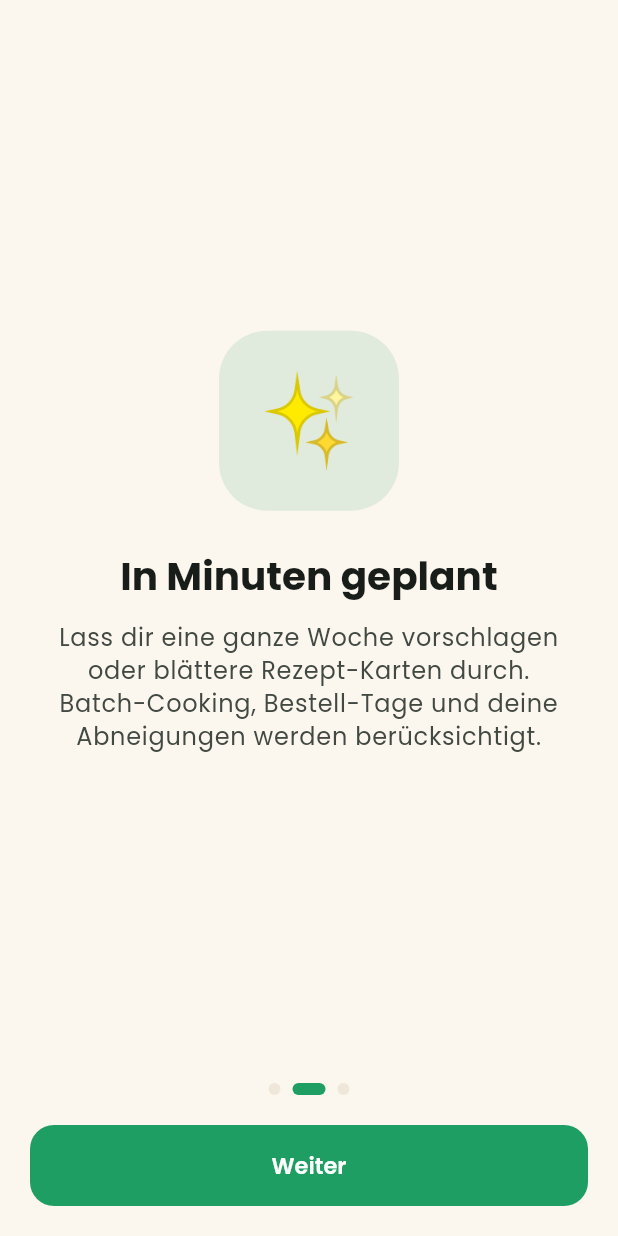
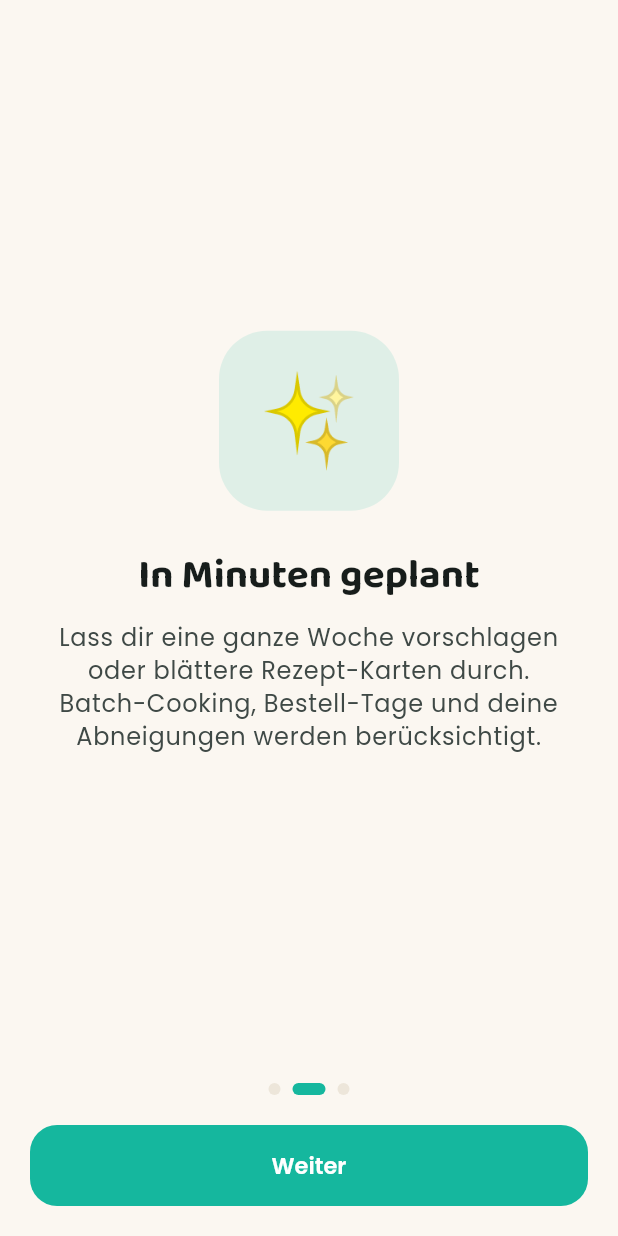
Before and after one commit to JuliaCaroSeufert/recipe-app, a Flutter app: the screen it shows after launch, after a tap on "Weiter", on a phone screen of 412 x 824 dp. Run offline on Flutter 3.47's test engine with Material 3 defaults, Android fonts, the phone set to English and light mode, and no system bars; our stand-ins replace shared_preferences; missing offline and left inert: receive_sharing_intent; network calls fail.

Commit message:
Design-Overhaul nach Vorlage: Farben, Typo, Gradient, Nährwert-Chips
- Neue Palette: frisches Teal-Grün (Primär) + Lila + Pink Akzente, warme
  Fläche; Buttons/Nav/Chips/Cards runder und farbiger
- Verspielte Display-Schrift (Baloo 2, gebündelt) für Überschriften,
  Poppins für Fließtext
- "Heute" mit farbigem Gradient-Hero-Kopf
- Nährwert-Chips mit Farbpunkten (Protein, Eisen, Calcium, Ballaststoffe,
  Vitamin C) auf Rezeptkarten, Auswahl-Karte und im Detail – wie die Vorlage

flutter analyze clean; 17 tests pass; web build verified.

Co-Authored-By: Claude Opus 4.8 <noreply@anthropic.com>
Claude-Session: https://claude.ai/code/session_01ChZXm5JpS15TTPx2LapPMm

```diff
--- a/lib/screens/plan/meal_picker.dart
+++ b/lib/screens/plan/meal_picker.dart
@@ -7,6 +7,7 @@ import '../../models/week_plan.dart';
 import '../../state/app_state.dart';
 import '../../theme.dart';
 import '../../utils/dates.dart';
+import '../../widgets/nutrient_dots.dart';
 import '../../widgets/recipe_photo.dart';
 import '../../widgets/ui_kit.dart';
 
@@ -217,6 +218,8 @@ class _BigCard extends StatelessWidget {
                     overflow: TextOverflow.ellipsis,
                     style: Theme.of(context).textTheme.titleLarge),
                 const SizedBox(height: 10),
+                NutrientDots(recipe: recipe),
+                const SizedBox(height: 10),
                 Wrap(
                   spacing: 8,
                   runSpacing: 8,
@@ -224,7 +227,7 @@ class _BigCard extends StatelessWidget {
                     for (final h in recipe.highlights)
                       Pill(h,
                           color: AppColors.greenDeep,
-                          background: const Color(0x141E9E63)),
+                          background: const Color(0x1415B79E)),
                     Pill('${recipe.prepMinutes} Min',
                         icon: Icons.schedule_rounded),
                     Pill('${recipe.nutritionPerServing.kcal.round()} kcal',
--- a/lib/screens/recipes/recipe_detail.dart
+++ b/lib/screens/recipes/recipe_detail.dart
@@ -6,6 +6,7 @@ import '../../models/week_plan.dart';
 import '../../state/app_state.dart';
 import '../../theme.dart';
 import '../../utils/dates.dart';
+import '../../widgets/nutrient_dots.dart';
 import '../../widgets/nutrition_widgets.dart';
 import '../../widgets/recipe_photo.dart';
 import '../../widgets/ui_kit.dart';
@@ -103,7 +104,7 @@ class _RecipeDetailScreenState extends State<RecipeDetailScreen> {
                           icon: Icons.local_fire_department_rounded),
                       if (recipe.isVegan)
                         const Pill('vegan',
-                            background: Color(0x1A1E9E63),
+                            background: Color(0x1A15B79E),
                             color: AppColors.greenDeep)
                       else if (recipe.isVegetarian)
                         const Pill('vegetarisch'),
@@ -112,6 +113,9 @@ class _RecipeDetailScreenState extends State<RecipeDetailScreen> {
                             icon: Icons.inventory_2_outlined),
                     ],
                   ),
+
+                  const SizedBox(height: 12),
+                  NutrientDots(recipe: recipe, max: 5),
 
                   const SizedBox(height: 20),
                   // Quick nutrition rings (per serving vs daily need).
--- a/lib/theme.dart
+++ b/lib/theme.dart
@@ -1,30 +1,38 @@
 import 'package:flutter/material.dart';
 
-/// Central colour palette — fresh, appetising, friendly.
+/// Vibrant, modern, friendly palette (teal-green + purple + pink accents).
 class AppColors {
-  static const green = Color(0xFF1E9E63); // primary (fresh herb green)
-  static const greenDeep = Color(0xFF147A4B);
-  static const coral = Color(0xFFFF6F4E); // warm accent
-  static const amber = Color(0xFFF6A723); // lunch / energy
-  static const berry = Color(0xFF8E5BD9); // dinner / variety
-  static const cream = Color(0xFFFBF6EE); // light background
+  static const green = Color(0xFF15B79E); // primary – fresh teal-green
+  static const greenDeep = Color(0xFF0E9384);
+  static const purple = Color(0xFF7A5AF8); // accent
+  static const berry = Color(0xFF7A5AF8); // alias used for dinner/variety
+  static const pink = Color(0xFFF6499B);
+  static const coral = Color(0xFFFF6F4E);
+  static const amber = Color(0xFFF79009);
+  static const cream = Color(0xFFFBF7F1); // light background
   static const card = Color(0xFFFFFFFF);
-  static const ink = Color(0xFF241F1A);
+  static const ink = Color(0xFF231D2E);
 
-  static const darkBg = Color(0xFF14130F);
-  static const darkCard = Color(0xFF211E18);
+  static const darkBg = Color(0xFF141218);
+  static const darkCard = Color(0xFF211E29);
 
-  /// A small, pleasant palette used to tint recipe/emoji tiles so lists feel
-  /// lively even without photos. Deterministic per string.
+  /// Colourful hero gradient for headers / onboarding.
+  static const heroGradient = LinearGradient(
+    begin: Alignment.topLeft,
+    end: Alignment.bottomRight,
+    colors: [Color(0xFF17C3A2), Color(0xFF0E9384)],
+  );
+
+  /// Soft, pleasant tints for recipe/emoji tiles (deterministic per string).
   static const _tiles = [
-    Color(0xFFFFE8D6), // peach
-    Color(0xFFDEF2E0), // mint
-    Color(0xFFFCE4D6), // apricot
-    Color(0xFFE7E3FB), // lavender
-    Color(0xFFFFF0C9), // butter
-    Color(0xFFD9EEF6), // sky
-    Color(0xFFFADDE1), // blossom
-    Color(0xFFE6F0D4), // pistachio
+    Color(0xFFFFE4D1), // peach
+    Color(0xFFD6F3EA), // mint
+    Color(0xFFE7E0FF), // lavender
+    Color(0xFFFFE0EE), // blossom
+    Color(0xFFFFF1CC), // butter
+    Color(0xFFD6ECFB), // sky
+    Color(0xFFE6F3D6), // pistachio
+    Color(0xFFFCDDD2), // apricot
   ];
 
   static Color tileFor(String seed) {
@@ -44,12 +52,12 @@ ThemeData buildTheme(Brightness brightness) {
   );
   final scheme = base.copyWith(
     primary: AppColors.green,
-    secondary: AppColors.coral,
-    tertiary: AppColors.amber,
+    secondary: AppColors.purple,
+    tertiary: AppColors.pink,
     surface: isLight ? AppColors.cream : AppColors.darkBg,
-    surfaceContainer: isLight ? const Color(0xFFF5EEE3) : AppColors.darkCard,
+    surfaceContainer: isLight ? const Color(0xFFF4EEE4) : AppColors.darkCard,
     surfaceContainerHighest:
-        isLight ? const Color(0xFFEFE7D9) : const Color(0xFF2B2720),
+        isLight ? const Color(0xFFEDE6DA) : const Color(0xFF2C2838),
   );
 
   final text = _textTheme(scheme.onSurface);
@@ -73,7 +81,7 @@ ThemeData buildTheme(Brightness brightness) {
       elevation: 0,
       color: isLight ? AppColors.card : AppColors.darkCard,
       clipBehavior: Clip.antiAlias,
-      shape: RoundedRectangleBorder(borderRadius: BorderRadius.circular(22)),
+      shape: RoundedRectangleBorder(borderRadius: BorderRadius.circular(24)),
       margin: EdgeInsets.zero,
     ),
     chipTheme: ChipThemeData(
@@ -83,18 +91,21 @@ ThemeData buildTheme(Brightness brightness) {
       selectedColor: scheme.primary,
       labelStyle: text.labelLarge,
       showCheckmark: false,
-      padding: const EdgeInsets.symmetric(horizontal: 10, vertical: 6),
+      padding: const EdgeInsets.symmetric(horizontal: 12, vertical: 7),
     ),
     navigationBarTheme: NavigationBarThemeData(
       backgroundColor: isLight ? AppColors.card : AppColors.darkCard,
       elevation: 0,
-      height: 66,
-      indicatorColor: scheme.primary.withValues(alpha: 0.16),
+      height: 68,
+      indicatorColor: scheme.primary.withValues(alpha: 0.18),
       labelTextStyle: WidgetStateProperty.resolveWith(
         (s) => text.labelMedium?.copyWith(
           fontWeight: s.contains(WidgetState.selected)
-              ? FontWeight.w600
+              ? FontWeight.w700
               : FontWeight.w500,
+          color: s.contains(WidgetState.selected)
+              ? scheme.primary
+              : scheme.onSurfaceVariant,
         ),
       ),
       iconTheme: WidgetStateProperty.resolveWith(
@@ -110,7 +121,7 @@ ThemeData buildTheme(Brightness brightness) {
         minimumSize: const Size.fromHeight(54),
         textStyle: text.titleSmall?.copyWith(fontWeight: FontWeight.w600),
         shape:
-            RoundedRectangleBorder(borderRadius: BorderRadius.circular(16)),
+            RoundedRectangleBorder(borderRadius: BorderRadius.circular(18)),
       ),
     ),
     outlinedButtonTheme: OutlinedButtonThemeData(
@@ -118,7 +129,7 @@ ThemeData buildTheme(Brightness brightness) {
         minimumSize: const Size.fromHeight(50),
         side: BorderSide(color: scheme.outlineVariant),
         shape:
-            RoundedRectangleBorder(borderRadius: BorderRadius.circular(16)),
+            RoundedRectangleBorder(borderRadius: BorderRadius.circular(18)),
       ),
     ),
     floatingActionButtonTheme: FloatingActionButtonThemeData(
@@ -126,7 +137,7 @@ ThemeData buildTheme(Brightness brightness) {
       foregroundColor: Colors.white,
       elevation: 2,
       extendedTextStyle: text.titleSmall?.copyWith(
-        fontWeight: FontWeight.w600,
+        fontWeight: FontWeight.w700,
         color: Colors.white,
       ),
     ),
@@ -164,7 +175,15 @@ ThemeData buildTheme(Brightness brightness) {
 }
 
 TextTheme _textTheme(Color onSurface) {
-  TextStyle s(double size, FontWeight w, {double? h, double? ls}) => TextStyle(
+  // Playful rounded display (Baloo2) for big headings, Poppins for the rest.
+  TextStyle d(double size, FontWeight w, {double? h}) => TextStyle(
+        fontFamily: 'Baloo2',
+        fontSize: size,
+        fontWeight: w,
+        height: h,
+        color: onSurface,
+      );
+  TextStyle p(double size, FontWeight w, {double? h, double? ls}) => TextStyle(
         fontFamily: 'Poppins',
         fontSize: size,
         fontWeight: w,
@@ -173,17 +192,17 @@ TextTheme _textTheme(Color onSurface) {
         color: onSurface,
       );
   return TextTheme(
-    displaySmall: s(30, FontWeight.w700, h: 1.15),
-    headlineMedium: s(26, FontWeight.w700, h: 1.2),
-    headlineSmall: s(22, FontWeight.w600, h: 1.2),
-    titleLarge: s(20, FontWeight.w600, h: 1.25),
-    titleMedium: s(17, FontWeight.w600),
-    titleSmall: s(15, FontWeight.w600),
-    bodyLarge: s(16, FontWeight.w400, h: 1.4),
-    bodyMedium: s(14, FontWeight.w400, h: 1.4),
-    bodySmall: s(12.5, FontWeight.w400, h: 1.35),
-    labelLarge: s(13.5, FontWeight.w500),
-    labelMedium: s(12, FontWeight.w500),
-    labelSmall: s(11, FontWeight.w500, ls: 0.2),
+    displaySmall: d(32, FontWeight.w700, h: 1.1),
+    headlineMedium: d(27, FontWeight.w700, h: 1.15),
+    headlineSmall: d(23, FontWeight.w600, h: 1.15),
+    titleLarge: d(21, FontWeight.w600, h: 1.2),
+    titleMedium: p(17, FontWeight.w600),
+    titleSmall: p(15, FontWeight.w600),
+    bodyLarge: p(16, FontWeight.w400, h: 1.4),
+    bodyMedium: p(14, FontWeight.w400, h: 1.4),
+    bodySmall: p(12.5, FontWeight.w400, h: 1.35),
+    labelLarge: p(13.5, FontWeight.w500),
+    labelMedium: p(12, FontWeight.w500),
+    labelSmall: p(11, FontWeight.w500, ls: 0.2),
   );
 }
--- a/lib/widgets/slot_card.dart
+++ b/lib/widgets/slot_card.dart
@@ -51,7 +51,7 @@ Widget slotCard(
           '${recipe?.prepMinutes ?? 0} Min · ${recipe?.nutritionPerServing.kcal.round() ?? 0} kcal';
       if (recipe?.isVegan ?? false) {
         badges.add(const Pill('vegan',
-            background: Color(0x1A1E9E63), color: AppColors.greenDeep));
+            background: Color(0x1A15B79E), color: AppColors.greenDeep));
       } else if (recipe?.isVegetarian ?? false) {
         badges.add(const Pill('vegetarisch'));
       }
--- a/pubspec.yaml
+++ b/pubspec.yaml
@@ -70,6 +70,9 @@ flutter:
           weight: 600
         - asset: assets/fonts/Poppins-Bold.ttf
           weight: 700
+    - family: Baloo2
+      fonts:
+        - asset: assets/fonts/Baloo2.ttf
 
   # To add assets to your application, add an assets section, like this:
   # assets:
```
Also changed, not shown: lib/screens/home/today_screen.dart (+38 -12 lines), lib/screens/recipes/recipes_screen.dart (+2 -11 lines), lib/widgets/nutrient_dots.dart (added, +49 -0 lines), assets/fonts/Baloo2.ttf (added).
